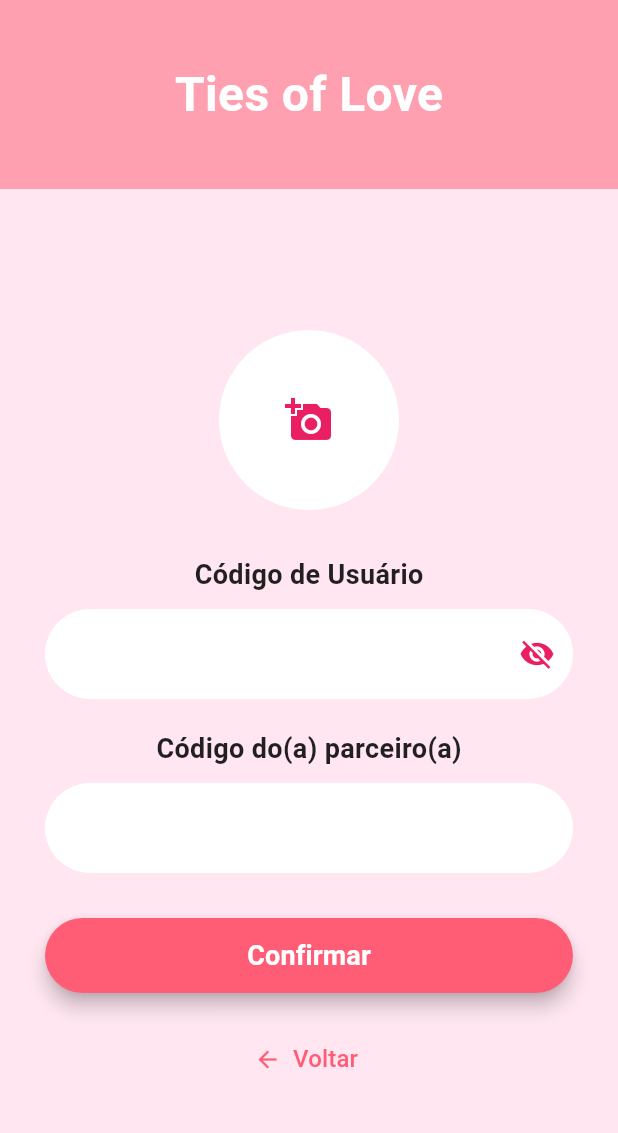
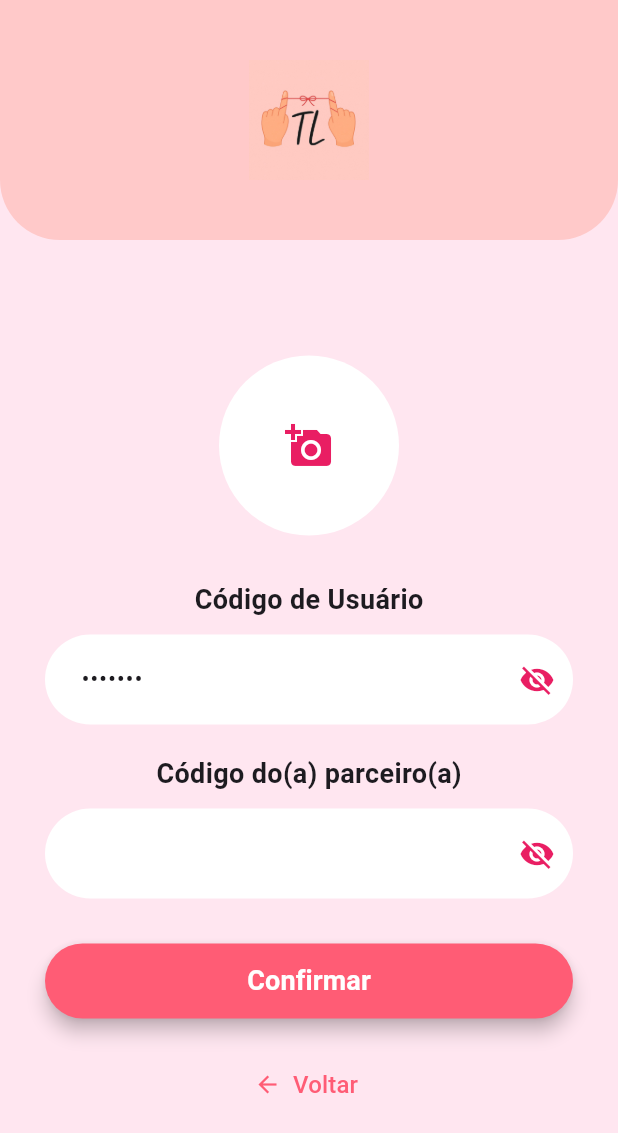
Before and after one commit to oustyy/Ties-Of-Love, a Flutter app: the LoginPage screen opened directly, after a tap on "Confirmar", on a phone screen of 412 x 824 dp. Shown: the top 1133 px of the screen. Run offline on Flutter 3.47's test engine with Material 3 defaults, Android fonts, the phone set to English and light mode, and no system bars; our stand-ins replace image_picker; Roboto replaces fonts that are missing (DancingScript).

Commit message:
✨ feat: adiciona estrutura refatorada do projeto

```diff
--- a/lib/LoginPage.dart
+++ b/lib/LoginPage.dart
@@ -1,10 +1,6 @@
 import 'package:flutter/material.dart';
 import 'package:flutter_application_1/UserCodePage.dart';
 import 'package:flutter_application_1/CriarContaPage.dart';
-
-void main() {
-  runApp(const TiesOfLoveApp());
-}
 
 class TiesOfLoveApp extends StatelessWidget {
   const TiesOfLoveApp({super.key});
@@ -27,28 +23,34 @@ class LoginPage extends StatelessWidget {
       backgroundColor: const Color(0xFFFFE6F0), // Fundo rosa claro
       body: Column(
         children: [
-          // Header
-          Container(
-            width: double.infinity,
-            padding: const EdgeInsets.symmetric(vertical: 40),
-            color: const Color(0xFFFFA0B0), // Rosa mais escuro
-            child: const Center(
-              child: Text(
-                'Ties of Love',
-                style: TextStyle(
-                  fontFamily: 'DancingScript', // Usando uma fonte mais elegante
-                  fontSize: 32,
-                  fontWeight: FontWeight.bold,
-                  color: Colors.white,
+          // Header com bordas arredondadas
+          ClipRRect(
+            borderRadius: const BorderRadius.only(
+              bottomLeft: Radius.circular(40),
+              bottomRight: Radius.circular(40),
+            ),
+            child: Container(
+              width: double.infinity,
+              padding: const EdgeInsets.symmetric(vertical: 40),
+              color: const Color(0xFFFFCAC2),
+              child: Center(
+                child: Image.asset(
+                  'assets/images/logo.jpg',
+                  height: 80,
+                  fit: BoxFit.contain,
                 ),
               ),
             ),
           ),
+
           // Conteúdo
           Expanded(
             child: Center(
               child: Padding(
-                padding: const EdgeInsets.symmetric(horizontal: 30, vertical: 20),
+                padding: const EdgeInsets.symmetric(
+                  horizontal: 30,
+                  vertical: 20,
+                ),
                 child: Column(
                   mainAxisSize: MainAxisSize.min,
                   children: [
@@ -106,7 +108,7 @@ class LoginPage extends StatelessWidget {
                         );
                       },
                       style: ElevatedButton.styleFrom(
-                        backgroundColor: const Color(0xFFFF5C75), // Rosa escuro
+                        backgroundColor: const Color(0xFFFF5C75),
                         minimumSize: const Size(double.infinity, 50),
                         shape: RoundedRectangleBorder(
                           borderRadius: BorderRadius.circular(30),
@@ -133,10 +135,10 @@ class LoginPage extends StatelessWidget {
                           ),
                         );
                       },
-                      child: Text(
+                      child: const Text(
                         'Criar conta',
                         style: TextStyle(
-                          color: const Color(0xFFFF5C75),
+                          color: Color(0xFFFF5C75),
                           fontSize: 16,
                           fontWeight: FontWeight.w500,
                           decoration: TextDecoration.underline,
--- a/lib/UserCodePage.dart
+++ b/lib/UserCodePage.dart
@@ -1,6 +1,8 @@
 import 'package:flutter/material.dart';
 import 'package:image_picker/image_picker.dart';
 import 'dart:io';
+import 'dart:math';
+
 import 'package:flutter_application_1/RelacionamentoPage.dart';
 
 class UserCodePage extends StatefulWidget {
@@ -13,11 +15,29 @@ class UserCodePage extends StatefulWidget {
 class _UserCodePageState extends State<UserCodePage> {
   File? _imageFile;
   final ImagePicker _picker = ImagePicker();
-  bool _obscureText = true;
+  bool _obscureUserCode = true;
+  bool _obscurePartnerCode = true;
+
   final TextEditingController _userCodeController = TextEditingController();
   final TextEditingController _partnerCodeController = TextEditingController();
 
-  // Função para escolher imagem
+  final String _partnerCodePredefinido = "AMOR123";
+  final String _partnerImagePath = 'assets/images/partner_avatar.png';
+
+  @override
+  void initState() {
+    super.initState();
+    _userCodeController.text = _generateUserCode();
+  }
+
+  String _generateUserCode() {
+    const chars = 'ABCDEFGHIJKLMNOPQRSTUVWXYZ0123456789';
+    Random rand = Random();
+    return String.fromCharCodes(
+      List.generate(7, (_) => chars.codeUnitAt(rand.nextInt(chars.length))),
+    );
+  }
+
   Future<void> _pickImage() async {
     final pickedFile = await _picker.pickImage(source: ImageSource.gallery);
 
@@ -28,11 +48,19 @@ class _UserCodePageState extends State<UserCodePage> {
     }
   }
 
-  // Função para mostrar pop-up de confirmação
   void _showConfirmDialog() {
+    ImageProvider partnerImage = const AssetImage(
+      'assets/images/default_avatar.png',
+    );
+
+    if (_partnerCodeController.text.trim() == _partnerCodePredefinido) {
+      partnerImage = AssetImage(_partnerImagePath);
+    }
+
     showDialog(
       context: context,
-      builder: (context) => AlertDialog(
+      builder:
+          (context) => AlertDialog(
             backgroundColor: const Color(0xFFFFE6F0),
             title: const Text(
               'Confirma seu parceiro(a)?',
@@ -41,13 +69,7 @@ class _UserCodePageState extends State<UserCodePage> {
             content: Column(
               mainAxisSize: MainAxisSize.min,
               children: [
-            CircleAvatar(
-              radius: 40,
-              backgroundImage: _imageFile != null
-                  ? FileImage(_imageFile!)
-                  : const AssetImage('assets/images/default_avatar.png')
-                      as ImageProvider,
-            ),
+                CircleAvatar(radius: 40, backgroundImage: partnerImage),
                 const SizedBox(height: 12),
                 Text('Código: ${_partnerCodeController.text}'),
               ],
@@ -62,21 +84,23 @@ class _UserCodePageState extends State<UserCodePage> {
               ),
               TextButton(
                 onPressed: () {
-              Navigator.pop(context); // fecha o dialog
+                  Navigator.pop(context);
                   Navigator.push(
                     context,
                     MaterialPageRoute(
-                  builder: (context) => RelacionamentoPage(
-                    userImageUrl: _imageFile != null ? _imageFile!.path : '',
-                    partnerImageUrl: 'https://via.placeholder.com/150', // simulado
+                      builder:
+                          (context) => RelacionamentoPage(
+                            userImageUrl: _imageFile?.path ?? '',
+                            partnerImageUrl:
+                                _partnerCodeController.text ==
+                                        _partnerCodePredefinido
+                                    ? _partnerImagePath
+                                    : '',
                           ),
                     ),
                   );
                 },
-            child: const Text(
-              'Sim',
-              style: TextStyle(color: Colors.pink),
-            ),
+                child: const Text('Sim', style: TextStyle(color: Colors.pink)),
               ),
             ],
           ),
@@ -86,45 +110,49 @@ class _UserCodePageState extends State<UserCodePage> {
   @override
   Widget build(BuildContext context) {
     return Scaffold(
-      backgroundColor: const Color(0xFFFFE6F0), // Fundo rosa claro
+      backgroundColor: const Color(0xFFFFE6F0),
       body: Column(
         children: [
-          // Header
-          Container(
+          // Topo arredondado
+          ClipRRect(
+            borderRadius: const BorderRadius.only(
+              bottomLeft: Radius.circular(40),
+              bottomRight: Radius.circular(40),
+            ),
+            child: Container(
               width: double.infinity,
               padding: const EdgeInsets.symmetric(vertical: 40),
-            color: const Color(0xFFFFA0B0), // Rosa escuro
-            child: const Center(
-              child: Text(
-                'Ties of Love',
-                style: TextStyle(
-                  fontFamily: 'DancingScript',
-                  fontSize: 32,
-                  fontWeight: FontWeight.bold,
-                  color: Colors.white,
+              color: const Color(0xFFFFC9C9),
+              child: Center(
+                child: Image.asset(
+                  'assets/images/logo.jpg',
+                  height: 80,
+                  fit: BoxFit.contain,
                 ),
               ),
             ),
           ),
-          // Conteúdo
           Expanded(
             child: Center(
               child: Padding(
-                padding: const EdgeInsets.symmetric(horizontal: 30, vertical: 20),
+                padding: const EdgeInsets.symmetric(
+                  horizontal: 30,
+                  vertical: 20,
+                ),
                 child: SingleChildScrollView(
                   child: Column(
-                    mainAxisSize: MainAxisSize.min,
                     children: [
-                      // Foto
                       GestureDetector(
                         onTap: _pickImage,
                         child: CircleAvatar(
                           radius: 60,
                           backgroundColor: Colors.white,
-                          backgroundImage: _imageFile != null
+                          backgroundImage:
+                              _imageFile != null
                                   ? FileImage(_imageFile!)
                                   : null,
-                          child: _imageFile == null
+                          child:
+                              _imageFile == null
                                   ? const Icon(
                                     Icons.add_a_photo,
                                     size: 32,
@@ -134,30 +162,29 @@ class _UserCodePageState extends State<UserCodePage> {
                         ),
                       ),
                       const SizedBox(height: 30),
-                      // Campo Código de Usuário
                       const Text(
                         'Código de Usuário',
                         style: TextStyle(
                           fontSize: 18,
                           fontWeight: FontWeight.w600,
-                          color: Colors.black87,
                         ),
                       ),
                       const SizedBox(height: 10),
                       TextField(
                         controller: _userCodeController,
-                        obscureText: _obscureText,
+                        obscureText: _obscureUserCode,
+                        readOnly: true,
                         decoration: InputDecoration(
                           suffixIcon: IconButton(
                             icon: Icon(
-                              _obscureText
+                              _obscureUserCode
                                   ? Icons.visibility_off
                                   : Icons.visibility,
                               color: Colors.pink,
                             ),
                             onPressed: () {
                               setState(() {
-                                _obscureText = !_obscureText;
+                                _obscureUserCode = !_obscureUserCode;
                               });
                             },
                           ),
@@ -174,19 +201,31 @@ class _UserCodePageState extends State<UserCodePage> {
                         ),
                       ),
                       const SizedBox(height: 20),
-                      // Campo Código do Parceiro
                       const Text(
                         'Código do(a) parceiro(a)',
                         style: TextStyle(
                           fontSize: 18,
                           fontWeight: FontWeight.w600,
-                          color: Colors.black87,
                         ),
                       ),
                       const SizedBox(height: 10),
                       TextField(
                         controller: _partnerCodeController,
+                        obscureText: _obscurePartnerCode,
                         decoration: InputDecoration(
+                          suffixIcon: IconButton(
+                            icon: Icon(
+                              _obscurePartnerCode
+                                  ? Icons.visibility_off
+                                  : Icons.visibility,
+                              color: Colors.pink,
+                            ),
+                            onPressed: () {
+                              setState(() {
+                                _obscurePartnerCode = !_obscurePartnerCode;
+                              });
+                            },
+                          ),
                           filled: true,
                           fillColor: Colors.white,
                           contentPadding: const EdgeInsets.symmetric(
@@ -200,7 +239,6 @@ class _UserCodePageState extends State<UserCodePage> {
                         ),
                       ),
                       const SizedBox(height: 30),
-                      // Botão Confirmar
                       ElevatedButton(
                         onPressed: () {
                           if (_partnerCodeController.text.isNotEmpty) {
@@ -208,7 +246,7 @@ class _UserCodePageState extends State<UserCodePage> {
                           }
                         },
                         style: ElevatedButton.styleFrom(
-                          backgroundColor: const Color(0xFFFF5C75), // Rosa escuro
+                          backgroundColor: const Color(0xFFFF5C75),
                           minimumSize: const Size(double.infinity, 50),
                           shape: RoundedRectangleBorder(
                             borderRadius: BorderRadius.circular(30),
@@ -225,7 +263,6 @@ class _UserCodePageState extends State<UserCodePage> {
                         ),
                       ),
                       const SizedBox(height: 20),
-                      // Botão Voltar
                       TextButton.icon(
                         onPressed: () {
                           Navigator.pop(context);
--- a/lib/main.dart
+++ b/lib/main.dart
@@ -1,20 +1,18 @@
 import 'package:flutter/material.dart';
+import 'package:flutter_application_1/TelaLoad.dart';
 
 void main() {
-  runApp(const MainApp());
+  runApp(const MyApp());
 }
 
-class MainApp extends StatelessWidget {
-  const MainApp({super.key});
+class MyApp extends StatelessWidget {
+  const MyApp({super.key});
 
   @override
   Widget build(BuildContext context) {
     return const MaterialApp(
-      home: Scaffold(
-        body: Center(
-          child: Text('Hello World!'),
-        ),
-      ),
+      debugShowCheckedModeBanner: false,
+      home: TelaLoad(),
     );
   }
 }
```
Also changed, not shown: lib/RelacionamentoPage.dart (+24 -21 lines), lib/TelaLoad.dart (added, +105 -0 lines), pubspec.yaml (+7 -0 lines), assets/fonts/Playball-Regular.ttf (added), assets/images/coracao.jpg (added), assets/images/coracao.png (added), assets/images/logo.jpg (added). Lines whose indentation alone changed are shown as unchanged.
